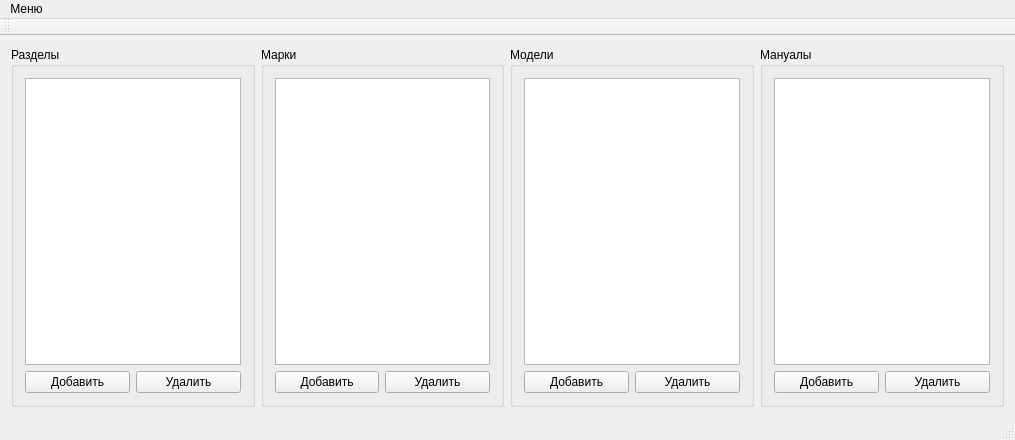
First picture: the form in mainwindow.ui, repository balamyt92/ManualBase, before the edit.
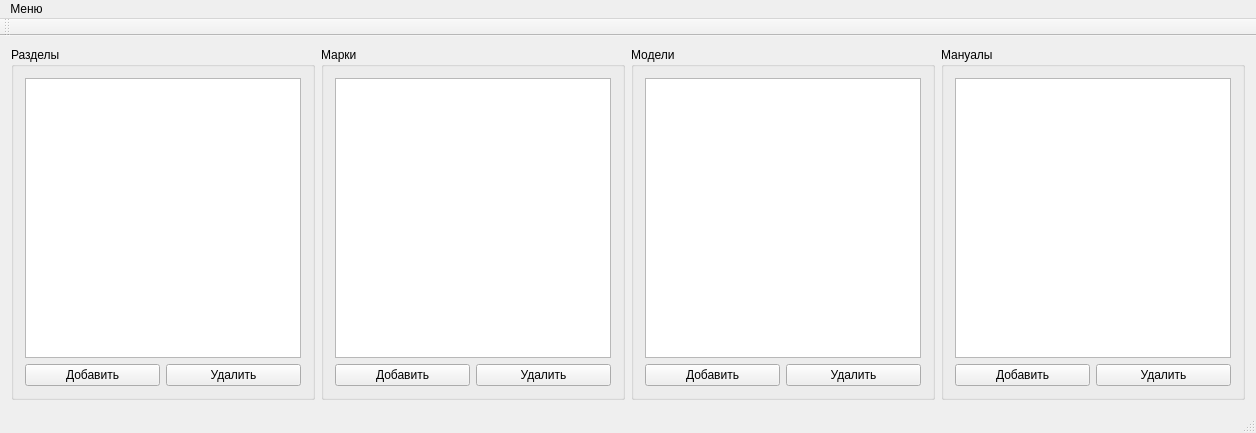
Second picture: the form after the edit.

Commit message: Подправлено отображение списка мануалов

The edit to the form file:
```diff
--- a/mainwindow.ui
+++ b/mainwindow.ui
@@ -6,16 +6,16 @@
    <rect>
     <x>0</x>
     <y>0</y>
-    <width>1015</width>
-    <height>440</height>
+    <width>1256</width>
+    <height>433</height>
    </rect>
   </property>
   <property name="windowTitle">
    <string>MainWindow</string>
   </property>
   <widget class="QWidget" name="centralWidget">
-   <layout class="QGridLayout" name="gridLayout_5">
-    <item row="0" column="0">
+   <layout class="QHBoxLayout" name="horizontalLayout">
+    <item>
      <widget class="QGroupBox" name="groupBox">
       <property name="title">
        <string>Разделы</string>
@@ -41,7 +41,7 @@
       </layout>
      </widget>
     </item>
-    <item row="0" column="1">
+    <item>
      <widget class="QGroupBox" name="groupBox_2">
       <property name="title">
        <string>Марки</string>
@@ -67,7 +67,7 @@
       </layout>
      </widget>
     </item>
-    <item row="0" column="2">
+    <item>
      <widget class="QGroupBox" name="groupBox_3">
       <property name="title">
        <string>Модели</string>
@@ -93,14 +93,27 @@
       </layout>
      </widget>
     </item>
-    <item row="0" column="3">
+    <item>
      <widget class="QGroupBox" name="groupBox_4">
       <property name="title">
        <string>Мануалы</string>
       </property>
       <layout class="QGridLayout" name="gridLayout_3">
        <item row="0" column="0" colspan="2">
-        <widget class="QListView" name="ManualsListView"/>
+        <widget class="QListView" name="ManualsListView">
+         <property name="isWrapping" stdset="0">
+          <bool>true</bool>
+         </property>
+         <property name="resizeMode">
+          <enum>QListView::Adjust</enum>
+         </property>
+         <property name="wordWrap">
+          <bool>true</bool>
+         </property>
+         <property name="selectionRectVisible">
+          <bool>true</bool>
+         </property>
+        </widget>
        </item>
        <item row="2" column="0">
         <widget class="QPushButton" name="manAdd">
@@ -126,8 +139,8 @@
     <rect>
      <x>0</x>
      <y>0</y>
-     <width>1015</width>
-     <height>27</height>
+     <width>1256</width>
+     <height>21</height>
     </rect>
    </property>
    <widget class="QMenu" name="menu">
```
